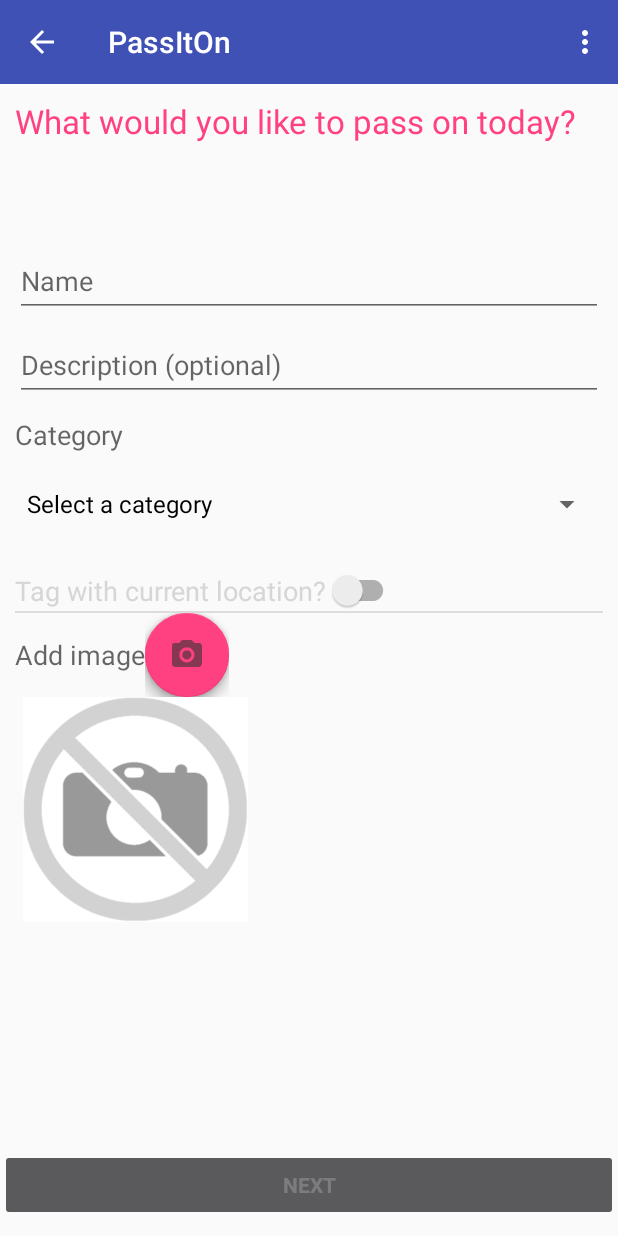
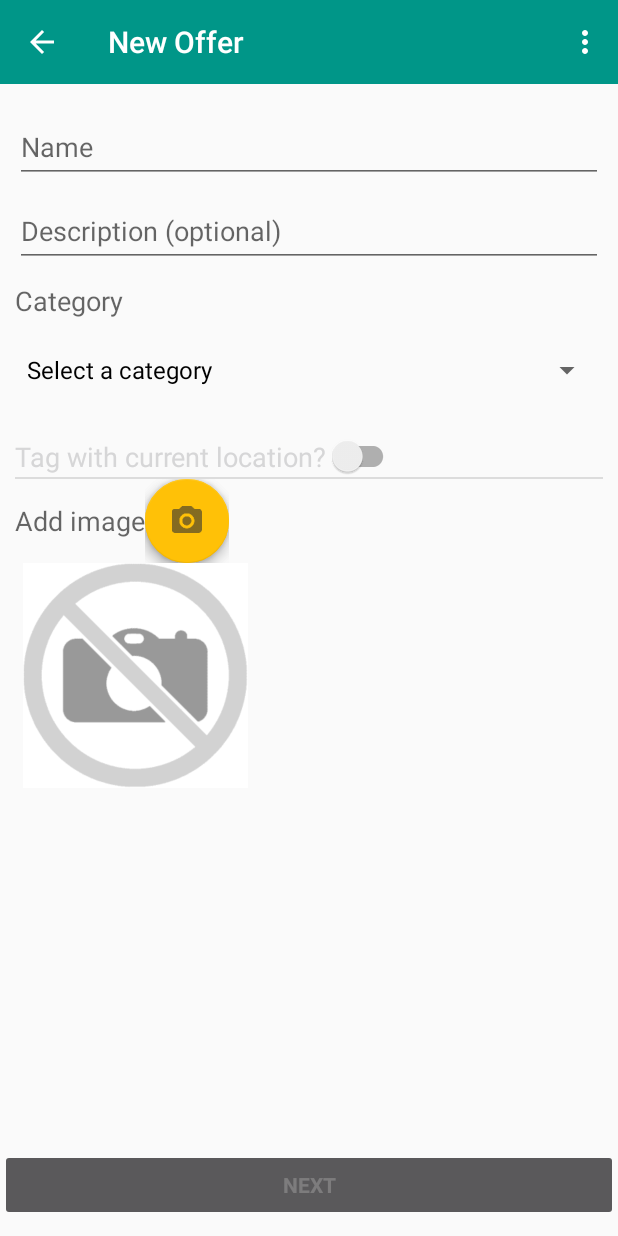
Before and after one commit to naltoyanUT/passiton, an Android app: the CreateOfferActivity screen opened directly, with no data from a screen before it, on a phone screen of 412 x 824 dp. Run offline under Robolectric (Android 15) with nearby library versions, the phone set to English and light mode, and no system bars; libraries missing offline, so code that uses them is left out: com.getbase.floatingactionbutton; plain views replace FloatingActionButton, FloatingActionsMenu; 4 statements that could not run were skipped.

Commit message:
bug fixing

```diff
--- a/app/build.gradle
+++ b/app/build.gradle
@@ -31,6 +31,5 @@ dependencies {
     compile 'com.loopj.android:android-async-http:1.4.5'
     compile 'com.google.code.gson:gson:2.2.+'
     compile 'com.getbase:floatingactionbutton:1.10.1'
-    compile 'com.baoyz.swipemenulistview:library:1.3.0'
     compile 'jp.wasabeef:picasso-transformations:1.3.1'
 }
--- a/app/src/main/AndroidManifest.xml
+++ b/app/src/main/AndroidManifest.xml
@@ -39,14 +39,14 @@
 
         <activity
             android:name=".CreateOfferActivity"
-            android:label="@string/activity_main"
+            android:label="New Offer"
             android:theme="@style/AppTheme.NoActionBar"
             android:parentActivityName=".MainActivity">
         </activity>
 
         <activity
             android:name=".SelectFriendsActivity"
-            android:label="@string/activity_main"
+            android:label="Select Friends"
             android:theme="@style/AppTheme.NoActionBar"
             android:parentActivityName=".CreateOfferActivity">
         </activity>
--- a/app/src/main/java/com/mycompany/passiton/CreateOfferActivity.java
+++ b/app/src/main/java/com/mycompany/passiton/CreateOfferActivity.java
@@ -12,6 +12,7 @@ import android.location.Location;
 import android.location.LocationListener;
 import android.location.LocationManager;
 import android.net.Uri;
+import android.os.Build;
 import android.os.Bundle;
 import android.os.Environment;
 import android.provider.MediaStore;
@@ -73,6 +74,8 @@ public class CreateOfferActivity extends BaseActivity implements
         Toolbar toolbar = (Toolbar) findViewById(R.id.toolbar);
         setSupportActionBar(toolbar);
         getSupportActionBar().setDisplayHomeAsUpEnabled(true);
+        if (Build.VERSION.SDK_INT >= 21)
+            getWindow().setStatusBarColor(getResources().getColor(R.color.colorPrimaryDark));
 
 
 
@@ -190,7 +193,7 @@ public class CreateOfferActivity extends BaseActivity implements
 
                         Intent intent = new Intent(context, SelectFriendsActivity.class);
                         intent.putExtra("name", nameView.getText().toString());
-                        intent.putExtra("category", "all");
+                        intent.putExtra("category", category);
                         intent.putExtra("encodedImage", encodedImage);
                         String desc = descriptionView.getText().toString();
                         if (desc.equals("")) desc = "no description provided";
--- a/app/src/main/java/com/mycompany/passiton/Friend.java
+++ b/app/src/main/java/com/mycompany/passiton/Friend.java
@@ -40,4 +40,5 @@ public class Friend {
     public void setSelected(boolean selected) {
         this.selected = selected;
     }
+
 }
--- a/app/src/main/java/com/mycompany/passiton/Group.java
+++ b/app/src/main/java/com/mycompany/passiton/Group.java
@@ -3,10 +3,12 @@ package com.mycompany.passiton;
 /**
  * http://www.vogella.com/tutorials/AndroidListView/article.html
  */
+
 import android.content.Context;
 import android.util.Log;
 import android.widget.Toast;
 
+import com.facebook.AccessToken;
 import com.loopj.android.http.AsyncHttpClient;
 import com.loopj.android.http.AsyncHttpResponseHandler;
 import com.loopj.android.http.RequestParams;
@@ -59,7 +61,7 @@ public class Group {
     {
        // final String request_url = "http://apt-passiton.appspot.com/delete";
         RequestParams params = new RequestParams();
-        params.put("user_id",  "Alice A");//AccessToken.getCurrentAccessToken().getUserId());
+        params.put("user_id",  AccessToken.getCurrentAccessToken().getUserId());
         params.put("key", children.get(childPosition).getKey());
         final AsyncHttpClient httpClient = new AsyncHttpClient();
         httpClient.setUserAgent("android");
--- a/app/src/main/java/com/mycompany/passiton/ItemDetailFragment.java
+++ b/app/src/main/java/com/mycompany/passiton/ItemDetailFragment.java
@@ -13,6 +13,7 @@ import android.widget.ImageView;
 import android.widget.TextView;
 import android.widget.Toast;
 
+import com.facebook.AccessToken;
 import com.loopj.android.http.AsyncHttpClient;
 import com.loopj.android.http.AsyncHttpResponseHandler;
 import com.loopj.android.http.RequestParams;
@@ -75,7 +76,7 @@ public class ItemDetailFragment extends Fragment {
 
                 final String request_url = "http://apt-passiton.appspot.com/want";
                 RequestParams params = new RequestParams();
-                params.put("user_id", "Alice A");//AccessToken.getCurrentAccessToken().getUserId());
+                params.put("user_id", AccessToken.getCurrentAccessToken().getUserId());
                 params.put("key", key);
                 final AsyncHttpClient httpClient = new AsyncHttpClient();
                 httpClient.setUserAgent("android");
--- a/app/src/main/java/com/mycompany/passiton/MyListSectionFragment.java
+++ b/app/src/main/java/com/mycompany/passiton/MyListSectionFragment.java
@@ -8,6 +8,7 @@ import android.view.View;
 import android.view.ViewGroup;
 import android.widget.ExpandableListView;
 
+import com.facebook.AccessToken;
 import com.loopj.android.http.AsyncHttpClient;
 import com.loopj.android.http.AsyncHttpResponseHandler;
 import com.loopj.android.http.RequestParams;
@@ -84,7 +85,7 @@ public class MyListSectionFragment extends Fragment {
 
         final String request_url = "http://apt-passiton.appspot.com/mylist";
         RequestParams params = new RequestParams();
-        params.put("user_id", "Alice A");//AccessToken.getCurrentAccessToken().getUserId());
+        params.put("user_id", AccessToken.getCurrentAccessToken().getUserId());
         final AsyncHttpClient httpClient = new AsyncHttpClient();
         httpClient.setUserAgent("android");
         httpClient.get(request_url, params, new AsyncHttpResponseHandler() {
--- a/app/src/main/java/com/mycompany/passiton/OffersSectionFragment.java
+++ b/app/src/main/java/com/mycompany/passiton/OffersSectionFragment.java
@@ -13,6 +13,7 @@ import android.widget.ArrayAdapter;
 import android.widget.GridView;
 import android.widget.Spinner;
 
+import com.facebook.AccessToken;
 import com.loopj.android.http.AsyncHttpClient;
 import com.loopj.android.http.AsyncHttpResponseHandler;
 import com.loopj.android.http.RequestParams;
@@ -90,7 +91,7 @@ public class OffersSectionFragment extends Fragment implements
     {
         final String request_url = "http://apt-passiton.appspot.com/offers";
         RequestParams params = new RequestParams();
-        params.put("user_id", "Alice A");//AccessToken.getCurrentAccessToken().getUserId());
+        params.put("user_id", AccessToken.getCurrentAccessToken().getUserId());
         params.put("category", category.toLowerCase());
         final AsyncHttpClient httpClient = new AsyncHttpClient();
         httpClient.setUserAgent("android");
--- a/app/src/main/java/com/mycompany/passiton/SigninActivity.java
+++ b/app/src/main/java/com/mycompany/passiton/SigninActivity.java
@@ -203,6 +203,8 @@ public class SigninActivity extends Activity {
 
     public static String getFriendName(String id)
     {
+        if(id.equals(AccessToken.getCurrentAccessToken().getUserId()))
+            return name;
         for(Friend friend: friends){
             if(friend.getId().equals(id))
                 return friend.getName();
--- a/app/src/main/res/layout/activity_create_offer.xml
+++ b/app/src/main/res/layout/activity_create_offer.xml
@@ -3,30 +3,22 @@
     xmlns:fab="http://schemas.android.com/apk/res-auto"
     xmlns:tools="http://schemas.android.com/tools" android:layout_width="match_parent"
     android:layout_height="match_parent" android:gravity="center_horizontal"
+    android:fitsSystemWindows="true"
     android:theme="@style/AppTheme.AppBarOverlay"
     android:orientation="vertical"
-    tools:context=".CreateOfferActivity"
+    tools:context=".MainActivity"
     android:focusableInTouchMode="true">
 
 
-    <android.support.v7.widget.Toolbar android:id="@+id/toolbar"
+        <android.support.v7.widget.Toolbar android:id="@+id/toolbar"
     android:layout_width="match_parent" android:layout_height="?attr/actionBarSize"
     android:background="?attr/colorPrimary" app:popupTheme="@style/AppTheme.PopupOverlay" />
+
 
 <!-- Login progress -->
     <!--<ProgressBar android:id="@+id/login_progress" style="?android:attr/progressBarStyleLarge"-->
         <!--android:layout_width="wrap_content" android:layout_height="wrap_content"-->
         <!--android:layout_marginBottom="8dp" android:visibility="gone" />-->
-
-    <TextView
-        android:layout_width="fill_parent"
-        android:layout_height="wrap_content"
-        android:textAppearance="?android:attr/textAppearanceLarge"
-        android:text="What would you like to pass on today?"
-        android:id="@+id/initMsg"
-        android:layout_weight=".2"
-        android:textColor="@color/colorAccent"
-        android:padding="10dp" />
 
     <ScrollView android:id="@+id/new_form" android:layout_width="match_parent"
         android:layout_height="wrap_content"
@@ -184,7 +176,7 @@
                 android:scaleType="centerInside"
                 android:cropToPadding="false"
                 android:maxHeight="150dp"
-                android:maxWidth="150dp" />
+                android:minWidth="150dp" />
 
 
         </LinearLayout>
--- a/app/src/main/res/layout/activity_select_friends.xml
+++ b/app/src/main/res/layout/activity_select_friends.xml
@@ -18,8 +18,7 @@
         android:id="@+id/friendsListView"
         android:layout_gravity="top"
         android:layout_weight=".7"
-        android:theme="@style/AppTheme"
-        android:layout_margin="10dp" />
+        android:layout_margin="10dp"/>
 
     <Button
         android:layout_width="fill_parent"
--- a/app/src/main/res/layout/fragment_item_detail.xml
+++ b/app/src/main/res/layout/fragment_item_detail.xml
@@ -14,7 +14,9 @@
         android:layout_height="wrap_content"
         android:layout_marginTop="20dp"
         android:layout_marginBottom="20dp"
-        android:layout_weight=".3" />
+        android:layout_weight=".3"
+        android:minHeight="150dp"
+        android:minWidth="150dp" />
 
 
 
--- a/app/src/main/res/layout/listrow_button.xml
+++ b/app/src/main/res/layout/listrow_button.xml
@@ -8,7 +8,7 @@
         android:layout_width="wrap_content"
         android:layout_height="wrap_content"
         android:text="@+id/label"
-        android:textSize="30px" >
+        android:textAppearance="@style/TextAppearance.AppCompat.Large" >
     </TextView>
 
     <CheckBox
--- a/app/src/main/res/layout/listrow_details.xml
+++ b/app/src/main/res/layout/listrow_details.xml
@@ -8,7 +8,6 @@
     <RelativeLayout
         android:layout_width="match_parent"
         android:layout_height="80dp"
-        android:padding="8dp"
         android:id="@+id/deleteview"
         android:orientation="horizontal"
         android:layout_alignParentEnd="true">
@@ -37,7 +36,7 @@
             android:layout_toStartOf="@id/close"
             android:paddingEnd="10dp"
             android:paddingStart="10dp"
-            android:background="@color/com_facebook_button_like_background_color_selected"
+            android:background="@color/colorAccent"
             />
 
         <ImageView
--- a/app/src/main/res/values/colors.xml
+++ b/app/src/main/res/values/colors.xml
@@ -1,8 +1,12 @@
 <?xml version="1.0" encoding="utf-8"?>
 <resources>
-    <color name="colorPrimary">#3F51B5</color>
-    <color name="colorPrimaryDark">#303F9F</color>
-    <color name="colorAccent">#FF4081</color>
+    <!--<color name="colorPrimary">#3F51B5</color>-->
+    <!--<color name="colorPrimaryDark">#303F9F</color>-->
+    <!--<color name="colorAccent">#FF4081</color>-->
+    <color name="colorPrimary">#009688</color>
+    <color name="colorPrimaryDark">#00796B</color>
+    <color name="colorPrimaryLight">#B2DFDB</color>
+    <color name="colorAccent">#FFC107</color>
     <color name="colorGray">#cad7d9e6</color>
 
 
--- a/app/src/main/res/values/styles.xml
+++ b/app/src/main/res/values/styles.xml
@@ -6,6 +6,7 @@
         <item name="colorPrimary">@color/colorPrimary</item>
         <item name="colorPrimaryDark">@color/colorPrimaryDark</item>
         <item name="colorAccent">@color/colorAccent</item>
+
     </style>
     <style name="AppTheme.NoActionBar">
         <item name="windowActionBar">false</item>
```
Also changed, not shown: app/src/main/java/com/mycompany/passiton/SelectFriendsActivity.java (+6 -1 lines), app/src/main/res/drawable/side_nav_bar.xml (+7 -6 lines), app/src/main/res/layout/nav_header_main.xml (+12 -11 lines), 2 other files.
